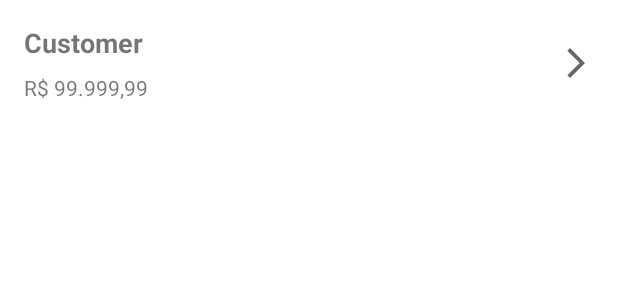
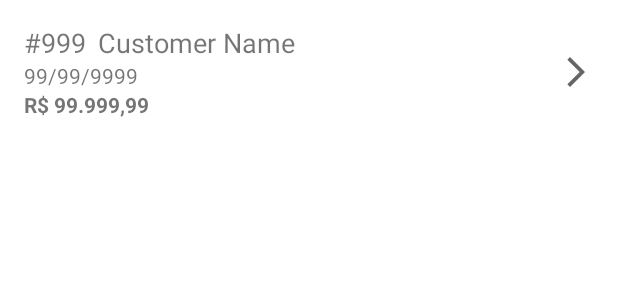
Before and after one commit to faGalego/vendApp, an Android app: the layout order_list_item.xml on its own in the app's theme, with its tools: preview values and no code run, on a phone screen of 412 x 824 dp. Shown: the top 300 px of the screen. Run offline under Robolectric (Android 15) with nearby library versions, the phone set to English and light mode, and no system bars.

Commit message:
feat: bring more fields at orders list

```diff
--- a/app/src/main/java/com/galego/fabricio/vendapp/data/db/dao/OrderCustomerDao.kt
+++ b/app/src/main/java/com/galego/fabricio/vendapp/data/db/dao/OrderCustomerDao.kt
@@ -12,7 +12,8 @@ interface OrderCustomerDao {
             customer.id AS customerId,
             customer.name AS customerName,
             `order`.id AS orderId,
-            `order`.total AS orderTotal
+            `order`.total AS orderTotal,
+            `order`.createdAt
         FROM `order`
         INNER JOIN customer ON customer.id = `order`.customerId"""
     )
--- a/app/src/main/java/com/galego/fabricio/vendapp/data/db/wrapper/OrderCustomer.kt
+++ b/app/src/main/java/com/galego/fabricio/vendapp/data/db/wrapper/OrderCustomer.kt
@@ -6,11 +6,13 @@ import androidx.room.Relation
 import com.galego.fabricio.vendapp.data.db.entity.CustomerEntity
 import com.galego.fabricio.vendapp.data.db.entity.OrderEntity
 import kotlinx.parcelize.Parcelize
+import java.util.*
 
 @Parcelize
 data class OrderCustomer(
     val customerId: Long,
     val customerName: String,
     val orderId: Long,
-    val orderTotal: Double
+    val orderTotal: Double,
+    val createdAt: Date
 ) : Parcelable
--- a/app/src/main/java/com/galego/fabricio/vendapp/ui/orderlist/OrderListAdapter.kt
+++ b/app/src/main/java/com/galego/fabricio/vendapp/ui/orderlist/OrderListAdapter.kt
@@ -8,6 +8,8 @@ import androidx.recyclerview.widget.RecyclerView
 import com.galego.fabricio.vendapp.R
 import com.galego.fabricio.vendapp.data.common.Converters
 import com.galego.fabricio.vendapp.data.db.wrapper.OrderCustomer
+import java.text.SimpleDateFormat
+import java.util.*
 
 class OrderListAdapter(
     private val ordersList: List<OrderCustomer>
@@ -29,11 +31,16 @@ class OrderListAdapter(
 
     inner class OrderListViewHolder(itemView: View) : RecyclerView.ViewHolder(itemView) {
 
+        private val textId = itemView.findViewById<TextView>(R.id.orderlistitem_id_textview)
         private val textCustomer = itemView.findViewById<TextView>(R.id.orderlistitem_name_textview)
+        private val textCreatedAt = itemView.findViewById<TextView>(R.id.orderlistitem_createdat_textview)
         private val textTotal = itemView.findViewById<TextView>(R.id.orderlistitem_total_textview)
 
         fun bind(order: OrderCustomer) {
+
+            textId.text = "#${order.orderId}"
             textCustomer.text = order.customerName
+            textCreatedAt.text = SimpleDateFormat("dd/mm/yyyy").format(order.createdAt)
             textTotal.text = Converters.doubleToMoneyString(order.orderTotal)
             itemView.setOnClickListener {
                 onItemClick?.invoke(order)
--- a/app/src/main/res/layout/order_list_item.xml
+++ b/app/src/main/res/layout/order_list_item.xml
@@ -7,24 +7,42 @@
     android:padding="16dp">
 
     <TextView
+        android:id="@+id/orderlistitem_id_textview"
+        android:layout_width="wrap_content"
+        android:layout_height="wrap_content"
+        android:textSize="18sp"
+        app:layout_constraintBottom_toTopOf="@id/orderlistitem_createdat_textview"
+        app:layout_constraintLeft_toLeftOf="parent"
+        app:layout_constraintTop_toTopOf="parent"
+        tools:text="#999" />
+
+    <TextView
         android:id="@+id/orderlistitem_name_textview"
         android:layout_width="wrap_content"
         android:layout_height="wrap_content"
+        android:layout_marginHorizontal="8dp"
         android:textSize="18sp"
-        android:textStyle="bold"
+        app:layout_constraintLeft_toRightOf="@id/orderlistitem_id_textview"
+        app:layout_constraintTop_toTopOf="@id/orderlistitem_id_textview"
+        tools:text="Customer Name" />
+
+    <TextView
+        android:id="@+id/orderlistitem_createdat_textview"
+        android:layout_width="wrap_content"
+        android:layout_height="wrap_content"
         app:layout_constraintBottom_toTopOf="@id/orderlistitem_total_textview"
-        app:layout_constraintStart_toStartOf="parent"
-        app:layout_constraintTop_toTopOf="parent"
-        tools:text="Customer" />
+        app:layout_constraintLeft_toLeftOf="parent"
+        app:layout_constraintTop_toBottomOf="@id/orderlistitem_id_textview"
+        tools:text="99/99/9999" />
 
     <TextView
         android:id="@+id/orderlistitem_total_textview"
         android:layout_width="wrap_content"
         android:layout_height="wrap_content"
-        android:layout_marginTop="8dp"
+        android:textStyle="bold"
         app:layout_constraintBottom_toBottomOf="parent"
-        app:layout_constraintStart_toStartOf="parent"
-        app:layout_constraintTop_toBottomOf="@id/orderlistitem_name_textview"
+        app:layout_constraintLeft_toLeftOf="parent"
+        app:layout_constraintTop_toBottomOf="@id/orderlistitem_createdat_textview"
         tools:text="R$ 99.999,99" />
 
     <ImageView
```
